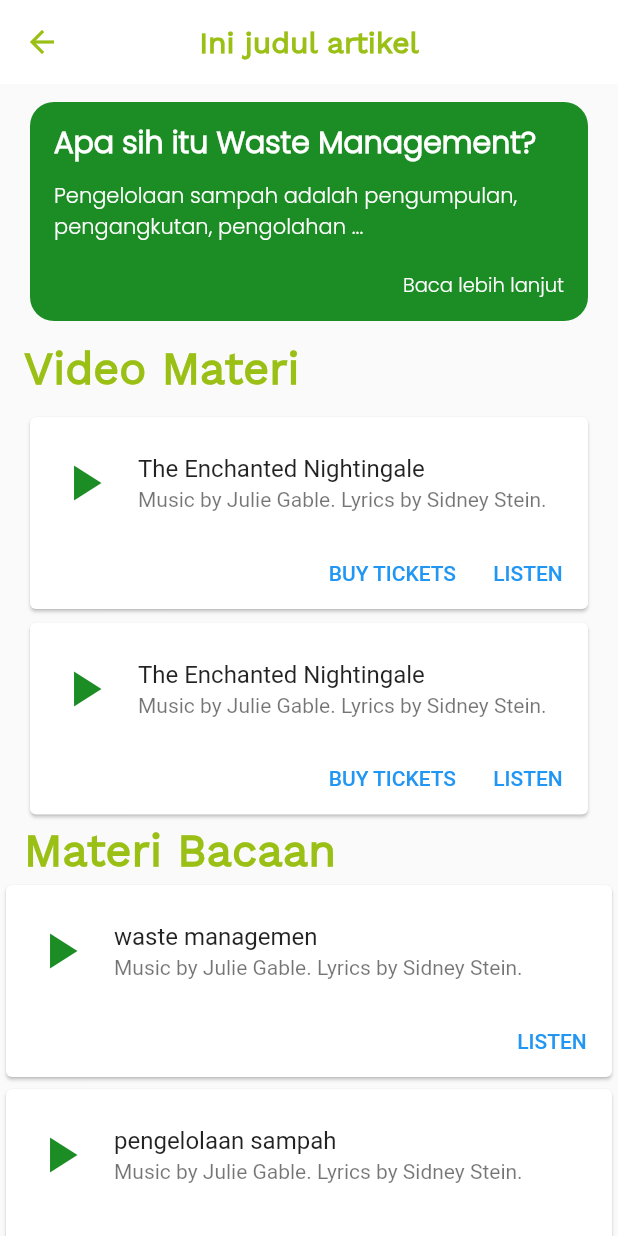
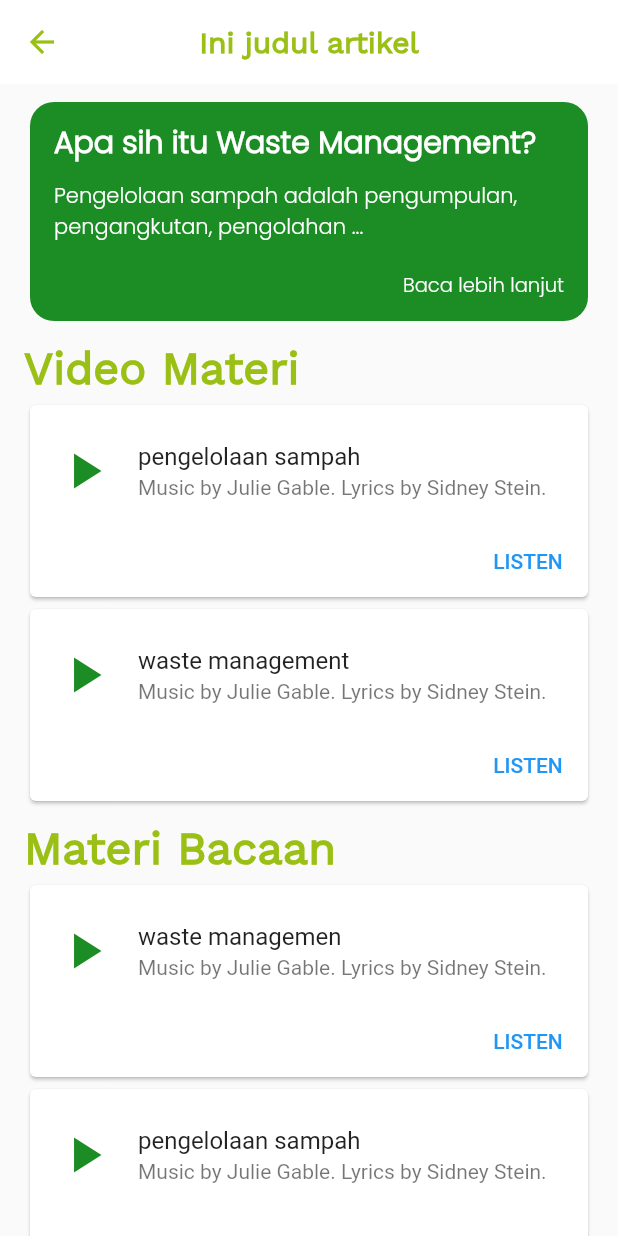
Before and after one commit to rosemei1/E-Ling-Mobile-App, a Flutter app: the NewsListPage screen opened directly, on a phone screen of 412 x 824 dp. Run offline on Flutter 3.47's test engine with Material 2 defaults, Android fonts, the phone set to English and light mode, and no system bars; our stand-ins replace webview_flutter.

Commit message:
artikel bisa

```diff
--- a/assets/json/artikel.json
+++ b/assets/json/artikel.json
@@ -3,7 +3,7 @@
             "id": 1,
             "nama": "waste managemen",
             "id_kategori": 1,
-            "link": "https://www.netmedia.co.id/home"
+            "link": "https://id.wikipedia.org/wiki/Sampah"
         },
         {
             "id": 2,
--- a/assets/json/materi.json
+++ b/assets/json/materi.json
@@ -3,7 +3,7 @@
             "id": 1,
             "nama": "pengelolaan sampah",
             "id_kategory": 2,
-            "link": "https://www.bbc.com\r\n",
+            "link": "https://www.youtube.com/watch?v=kg7AZ3SR62c&list=RDMM&index=11",
             "created_at": null,
             "updated_at": null
         },
@@ -11,7 +11,7 @@
             "id": 2,
             "nama": "waste management",
             "id_kategory": 1,
-            "link": "https://www.netmedia.co.id/home",
+            "link": "https://www.youtube.com/watch?v=kg7AZ3SR62c&list=RDMM&index=11",
             "created_at": null,
             "updated_at": null
         }
--- a/lib/list_artikel.dart
+++ b/lib/list_artikel.dart
@@ -2,8 +2,8 @@ import 'dart:convert';
 import 'dart:core';
 import 'package:proto/model/article.dart';
 import 'package:proto/model/artikel.dart';
-import 'package:proto/detail_page.dart';
 import 'package:flutter/material.dart';
+import 'package:proto/model/materi.dart';
 import 'package:proto/web_view.dart';
 
 class NewsListPage extends StatelessWidget {
@@ -124,80 +124,27 @@ class NewsListPage extends StatelessWidget {
                 ),
               ),
             ),
+            Container(
+              margin: EdgeInsets.only(left: 16.0, right: 16.0, top: 1.0),
+              child: FutureBuilder<String>(
+                future: DefaultAssetBundle.of(context)
+                    .loadString('assets/json/materi.json'),
+                builder: (context, snapshot) {
+                  final List material = parseMateri(snapshot.data);
+                  return ListView.builder(
+                    physics: NeverScrollableScrollPhysics(),
+                    shrinkWrap: true,
+                    itemCount: material.length,
+                    itemBuilder: (context, index) {
+                      return _buildMateriItem(context, material[index]!);
+                    },
+                  );
+                },
+              ),
+            ),
             SizedBox(height: 8),
             //vid
-            Container(
-              margin: EdgeInsets.only(left: 16.0, right: 16.0, top: 1.0),
-              child: Card(
-                child: Column(
-                  mainAxisSize: MainAxisSize.min,
-                  children: <Widget>[
-                    SizedBox(height: 8),
-                    const ListTile(
-                      leading: Icon(
-                        Icons.play_arrow,
-                        color: Color.fromARGB(255, 28, 140, 36),
-                        size: 40,
-                      ),
-                      title: Text('The Enchanted Nightingale'),
-                      subtitle:
-                          Text('Music by Julie Gable. Lyrics by Sidney Stein.'),
-                    ),
-                    Row(
-                      mainAxisAlignment: MainAxisAlignment.end,
-                      children: <Widget>[
-                        TextButton(
-                          child: const Text('BUY TICKETS'),
-                          onPressed: () {/* ... */},
-                        ),
-                        const SizedBox(width: 8),
-                        TextButton(
-                          child: const Text('LISTEN'),
-                          onPressed: () {/* ... */},
-                        ),
-                        const SizedBox(width: 8),
-                      ],
-                    ),
-                  ],
-                ),
-              ),
-            ),
-            Container(
-              margin: EdgeInsets.only(left: 16.0, right: 16.0, top: 1.0),
-              child: Card(
-                child: Column(
-                  mainAxisSize: MainAxisSize.min,
-                  children: <Widget>[
-                    SizedBox(height: 8),
-                    const ListTile(
-                      leading: Icon(
-                        Icons.play_arrow,
-                        color: Color.fromARGB(255, 28, 140, 36),
-                        size: 40,
-                      ),
-                      title: Text('The Enchanted Nightingale'),
-                      subtitle:
-                          Text('Music by Julie Gable. Lyrics by Sidney Stein.'),
-                    ),
-                    Row(
-                      mainAxisAlignment: MainAxisAlignment.end,
-                      children: <Widget>[
-                        TextButton(
-                          child: const Text('BUY TICKETS'),
-                          onPressed: () {/* ... */},
-                        ),
-                        const SizedBox(width: 8),
-                        TextButton(
-                          child: const Text('LISTEN'),
-                          onPressed: () {/* ... */},
-                        ),
-                        const SizedBox(width: 8),
-                      ],
-                    ),
-                  ],
-                ),
-              ),
-            ),
+
             //artikel
             Container(
               margin: EdgeInsets.only(
@@ -215,7 +162,9 @@ class NewsListPage extends StatelessWidget {
                 ),
               ),
             ),
-            FutureBuilder<String>(
+            Container(
+              margin: EdgeInsets.only(left: 16.0, right: 16.0, top: 1.0),
+              child: FutureBuilder<String>(
                 future: DefaultAssetBundle.of(context)
                     .loadString('assets/json/artikel.json'),
                 builder: (context, snapshot) {
@@ -230,6 +179,7 @@ class NewsListPage extends StatelessWidget {
                   );
                 },
               ),
+            ),
           ],
         ),
       ),
@@ -242,6 +192,14 @@ class NewsListPage extends StatelessWidget {
     }
     final List parsed = jsonDecode(json);
     return parsed.map((json) => Artikel.fromJson(json)).toList();
+  }
+
+  List parseMateri(String? json) {
+    if (json == null) {
+      return [];
+    }
+    final List parsed = jsonDecode(json);
+    return parsed.map((json) => Materi.fromJson(json)).toList();
   }
 }
 
@@ -293,3 +251,52 @@ Widget _buildArticleItem(BuildContext context, Artikel article) {
   //   },
   // );
 }
+
+Widget _buildMateriItem(BuildContext context, Materi materi) {
+  return Card(
+    child: Column(
+      mainAxisSize: MainAxisSize.min,
+      children: <Widget>[
+        SizedBox(height: 8),
+        ListTile(
+          leading: Icon(
+            Icons.play_arrow,
+            color: Color.fromARGB(255, 28, 140, 36),
+            size: 40,
+          ),
+          title: Text(materi.nama),
+          subtitle: Text('Music by Julie Gable. Lyrics by Sidney Stein.'),
+        ),
+        Row(
+          mainAxisAlignment: MainAxisAlignment.end,
+          children: <Widget>[
+            TextButton(
+              child: const Text('LISTEN'),
+              onPressed: () {
+                Navigator.push(
+                    context,
+                    MaterialPageRoute(
+                        builder: (context) => ArticleWebView(
+                              url: materi.link,
+                            )));
+              },
+            ),
+            const SizedBox(width: 8),
+          ],
+        ),
+      ],
+    ),
+  );
+  // return ListTile(
+  //   contentPadding: const EdgeInsets.symmetric(horizontal: 16.0, vertical: 8.0),
+  //   title: Text(article.nama),
+  //   onTap: () {
+  //     Navigator.push(
+  //         context,
+  //         MaterialPageRoute(
+  //             builder: (context) => ArticleWebView(
+  //                   url: article.link,
+  //                 )));
+  //   },
+  // );
+}
--- a/lib/main.dart
+++ b/lib/main.dart
@@ -1,5 +1,4 @@
 import 'package:flutter/material.dart';
-import 'package:proto/artlist.dart';
 import 'package:proto/bottombar.dart';
 
 void main() => runApp(const MyApp());
```
Also changed, not shown: lib/artlist.dart (deleted, +0 -56 lines), lib/detail_page.dart (deleted, +0 -70 lines), lib/profil.dart (+76 -9 lines), lib/profil_widget.dart (deleted, +0 -43 lines), lib/web_view.dart (+8 -0 lines). Lines whose indentation alone changed are shown as unchanged.
